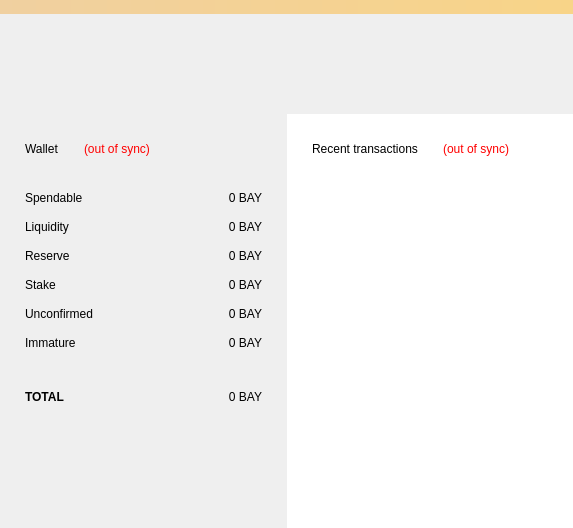
First picture: the form in src/qt/forms/overviewpage.ui, repository bitbaymarket/bitbay-core, before the edit.
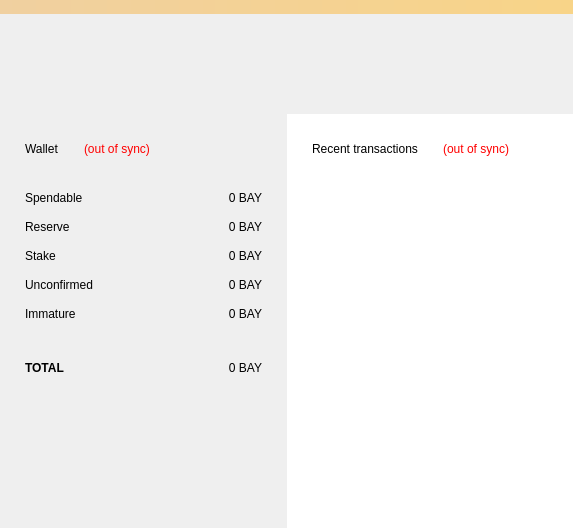
Second picture: the form after the edit.

Commit message: Show and keep in sync spendable/reserves

```diff
--- a/src/qt/forms/overviewpage.ui
+++ b/src/qt/forms/overviewpage.ui
@@ -138,50 +138,8 @@
             <property name="verticalSpacing">
              <number>1</number>
             </property>
-            <item row="5" column="0">
-             <widget class="QLabel" name="labelImmatureText">
-              <property name="minimumSize">
-               <size>
-                <width>0</width>
-                <height>28</height>
-               </size>
-              </property>
-              <property name="text">
-               <string>Immature</string>
-              </property>
-             </widget>
-            </item>
-            <item row="1" column="0">
-             <widget class="QLabel" name="labelLiquidityText">
-              <property name="minimumSize">
-               <size>
-                <width>0</width>
-                <height>28</height>
-               </size>
-              </property>
-              <property name="text">
-               <string>Liquidity</string>
-              </property>
-             </widget>
-            </item>
-            <item row="6" column="0">
-             <spacer name="verticalSpacer_2">
-              <property name="orientation">
-               <enum>Qt::Vertical</enum>
-              </property>
-              <property name="sizeType">
-               <enum>QSizePolicy::Fixed</enum>
-              </property>
-              <property name="sizeHint" stdset="0">
-               <size>
-                <width>20</width>
-                <height>25</height>
-               </size>
-              </property>
-             </spacer>
-            </item>
-            <item row="4" column="1">
-             <widget class="QLabel" name="labelUnconfirmed">
+            <item row="1" column="1">
+             <widget class="QLabel" name="labelReserve">
               <property name="cursor">
                <cursorShape>IBeamCursor</cursorShape>
               </property>
@@ -189,7 +147,7 @@
                <string>Total of transactions that have yet to be confirmed, and do not yet count toward the current balance</string>
               </property>
               <property name="text">
-               <string notr="true">0 BAY</string>
+               <string>0 BAY</string>
               </property>
               <property name="alignment">
                <set>Qt::AlignRight|Qt::AlignTrailing|Qt::AlignVCenter</set>
@@ -199,8 +157,8 @@
               </property>
              </widget>
             </item>
-            <item row="4" column="0">
-             <widget class="QLabel" name="labelUnconfirmedText">
+            <item row="0" column="0">
+             <widget class="QLabel" name="labelBalanceText">
               <property name="minimumSize">
                <size>
                 <width>0</width>
@@ -208,11 +166,11 @@
                </size>
               </property>
               <property name="text">
-               <string>Unconfirmed</string>
+               <string>Spendable</string>
               </property>
              </widget>
             </item>
-            <item row="3" column="1">
+            <item row="2" column="1">
              <widget class="QLabel" name="labelStake">
               <property name="cursor">
                <cursorShape>IBeamCursor</cursorShape>
@@ -231,7 +189,26 @@
               </property>
              </widget>
             </item>
-            <item row="3" column="0">
+            <item row="3" column="1">
+             <widget class="QLabel" name="labelUnconfirmed">
+              <property name="cursor">
+               <cursorShape>IBeamCursor</cursorShape>
+              </property>
+              <property name="toolTip">
+               <string>Total of transactions that have yet to be confirmed, and do not yet count toward the current balance</string>
+              </property>
+              <property name="text">
+               <string notr="true">0 BAY</string>
+              </property>
+              <property name="alignment">
+               <set>Qt::AlignRight|Qt::AlignTrailing|Qt::AlignVCenter</set>
+              </property>
+              <property name="textInteractionFlags">
+               <set>Qt::LinksAccessibleByMouse|Qt::TextSelectableByKeyboard|Qt::TextSelectableByMouse</set>
+              </property>
+             </widget>
+            </item>
+            <item row="2" column="0">
              <widget class="QLabel" name="labelStakeText">
               <property name="minimumSize">
                <size>
@@ -244,20 +221,7 @@
               </property>
              </widget>
             </item>
-            <item row="0" column="0">
-             <widget class="QLabel" name="labelBalanceText">
-              <property name="minimumSize">
-               <size>
-                <width>0</width>
-                <height>28</height>
-               </size>
-              </property>
-              <property name="text">
-               <string>Spendable</string>
-              </property>
-             </widget>
-            </item>
-            <item row="7" column="1">
+            <item row="6" column="1">
              <widget class="QLabel" name="labelTotal">
               <property name="cursor">
                <cursorShape>IBeamCursor</cursorShape>
@@ -276,6 +240,35 @@
               </property>
              </widget>
             </item>
+            <item row="4" column="1">
+             <widget class="QLabel" name="labelImmature">
+              <property name="toolTip">
+               <string>Mined balance that has not yet matured</string>
+              </property>
+              <property name="text">
+               <string notr="true">0 BAY</string>
+              </property>
+              <property name="alignment">
+               <set>Qt::AlignRight|Qt::AlignTrailing|Qt::AlignVCenter</set>
+              </property>
+              <property name="textInteractionFlags">
+               <set>Qt::LinksAccessibleByMouse|Qt::TextSelectableByKeyboard|Qt::TextSelectableByMouse</set>
+              </property>
+             </widget>
+            </item>
+            <item row="4" column="0">
+             <widget class="QLabel" name="labelImmatureText">
+              <property name="minimumSize">
+               <size>
+                <width>0</width>
+                <height>28</height>
+               </size>
+              </property>
+              <property name="text">
+               <string>Immature</string>
+              </property>
+             </widget>
+            </item>
             <item row="0" column="1">
              <widget class="QLabel" name="labelBalance">
               <property name="cursor">
@@ -295,23 +288,7 @@
               </property>
              </widget>
             </item>
-            <item row="5" column="1">
-             <widget class="QLabel" name="labelImmature">
-              <property name="toolTip">
-               <string>Mined balance that has not yet matured</string>
-              </property>
-              <property name="text">
-               <string notr="true">0 BAY</string>
-              </property>
-              <property name="alignment">
-               <set>Qt::AlignRight|Qt::AlignTrailing|Qt::AlignVCenter</set>
-              </property>
-              <property name="textInteractionFlags">
-               <set>Qt::LinksAccessibleByMouse|Qt::TextSelectableByKeyboard|Qt::TextSelectableByMouse</set>
-              </property>
-             </widget>
-            </item>
-            <item row="7" column="0">
+            <item row="6" column="0">
              <widget class="QLabel" name="labelTotalText">
               <property name="minimumSize">
                <size>
@@ -330,7 +307,36 @@
               </property>
              </widget>
             </item>
-            <item row="2" column="0">
+            <item row="3" column="0">
+             <widget class="QLabel" name="labelUnconfirmedText">
+              <property name="minimumSize">
+               <size>
+                <width>0</width>
+                <height>28</height>
+               </size>
+              </property>
+              <property name="text">
+               <string>Unconfirmed</string>
+              </property>
+             </widget>
+            </item>
+            <item row="5" column="0">
+             <spacer name="verticalSpacer_2">
+              <property name="orientation">
+               <enum>Qt::Vertical</enum>
+              </property>
+              <property name="sizeType">
+               <enum>QSizePolicy::Fixed</enum>
+              </property>
+              <property name="sizeHint" stdset="0">
+               <size>
+                <width>20</width>
+                <height>25</height>
+               </size>
+              </property>
+             </spacer>
+            </item>
+            <item row="1" column="0">
              <widget class="QLabel" name="labelReserveText">
               <property name="minimumSize">
                <size>
@@ -343,44 +349,6 @@
               </property>
              </widget>
             </item>
-            <item row="1" column="1">
-             <widget class="QLabel" name="labelLiquidity">
-              <property name="cursor">
-               <cursorShape>IBeamCursor</cursorShape>
-              </property>
-              <property name="toolTip">
-               <string>Your current liquidity balance</string>
-              </property>
-              <property name="text">
-               <string>0 BAY</string>
-              </property>
-              <property name="alignment">
-               <set>Qt::AlignRight|Qt::AlignTrailing|Qt::AlignVCenter</set>
-              </property>
-              <property name="textInteractionFlags">
-               <set>Qt::LinksAccessibleByMouse|Qt::TextSelectableByKeyboard|Qt::TextSelectableByMouse</set>
-              </property>
-             </widget>
-            </item>
-            <item row="2" column="1">
-             <widget class="QLabel" name="labelReserve">
-              <property name="cursor">
-               <cursorShape>IBeamCursor</cursorShape>
-              </property>
-              <property name="toolTip">
-               <string>Your current reserve balance</string>
-              </property>
-              <property name="text">
-               <string>0 BAY</string>
-              </property>
-              <property name="alignment">
-               <set>Qt::AlignRight|Qt::AlignTrailing|Qt::AlignVCenter</set>
-              </property>
-              <property name="textInteractionFlags">
-               <set>Qt::LinksAccessibleByMouse|Qt::TextSelectableByKeyboard|Qt::TextSelectableByMouse</set>
-              </property>
-             </widget>
-            </item>
            </layout>
           </item>
          </layout>
```
Left out of the diff: 2 changed lines with no effect on the pictures. The commit also changes 5 other files.
